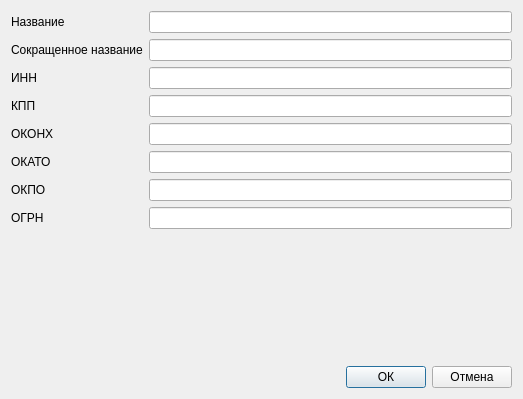
Above: msystem/src/departments/healthfacilityeditdialog.ui from megakoko/m-system before the change. Below: the same form after it.
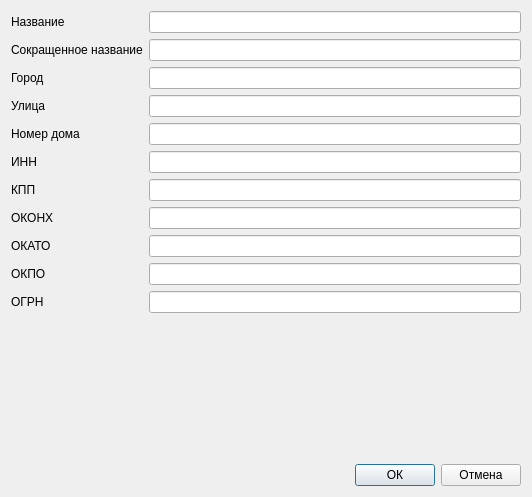
That is the form after the change.

The edit to the form file:
```diff
--- a/msystem/src/departments/healthfacilityeditdialog.ui
+++ b/msystem/src/departments/healthfacilityeditdialog.ui
@@ -6,8 +6,8 @@
    <rect>
     <x>0</x>
     <y>0</y>
-    <width>523</width>
-    <height>399</height>
+    <width>532</width>
+    <height>497</height>
    </rect>
   </property>
   <property name="windowTitle">
@@ -36,7 +36,7 @@
      <item row="1" column="1">
       <widget class="QLineEdit" name="m_shortName"/>
      </item>
-     <item row="2" column="0">
+     <item row="5" column="0">
       <widget class="QLabel" name="label_3">
        <property name="toolTip">
         <string>Идентификационный номер налогоплательщика</string>
@@ -46,7 +46,7 @@
        </property>
       </widget>
      </item>
-     <item row="3" column="0">
+     <item row="6" column="0">
       <widget class="QLabel" name="label_4">
        <property name="toolTip">
         <string>Код причины постановки на учёт</string>
@@ -56,7 +56,7 @@
        </property>
       </widget>
      </item>
-     <item row="4" column="0">
+     <item row="7" column="0">
       <widget class="QLabel" name="label_5">
        <property name="toolTip">
         <string>Общесоюзный классификатор отраслей народного хозяйства</string>
@@ -66,7 +66,7 @@
        </property>
       </widget>
      </item>
-     <item row="5" column="0">
+     <item row="8" column="0">
       <widget class="QLabel" name="label_6">
        <property name="toolTip">
         <string>Общероссийский классификатор объектов административно-территориального деления</string>
@@ -76,7 +76,7 @@
        </property>
       </widget>
      </item>
-     <item row="6" column="0">
+     <item row="9" column="0">
       <widget class="QLabel" name="label_7">
        <property name="toolTip">
         <string>Общероссийский классификатор предприятий и организаций</string>
@@ -86,7 +86,7 @@
        </property>
       </widget>
      </item>
-     <item row="7" column="0">
+     <item row="10" column="0">
       <widget class="QLabel" name="label_8">
        <property name="toolTip">
         <string>Основной государственный регистрационный номер</string>
@@ -96,24 +96,54 @@
        </property>
       </widget>
      </item>
-     <item row="2" column="1">
+     <item row="5" column="1">
       <widget class="QLineEdit" name="m_inn"/>
      </item>
-     <item row="3" column="1">
+     <item row="6" column="1">
       <widget class="QLineEdit" name="m_kpp"/>
      </item>
-     <item row="4" column="1">
+     <item row="7" column="1">
       <widget class="QLineEdit" name="m_okonh"/>
      </item>
-     <item row="5" column="1">
+     <item row="8" column="1">
       <widget class="QLineEdit" name="m_okato"/>
      </item>
-     <item row="6" column="1">
+     <item row="9" column="1">
       <widget class="QLineEdit" name="m_okpo"/>
      </item>
-     <item row="7" column="1">
+     <item row="10" column="1">
       <widget class="QLineEdit" name="m_ogrn"/>
      </item>
+     <item row="2" column="0">
+      <widget class="QLabel" name="label_9">
+       <property name="text">
+        <string>Город</string>
+       </property>
+      </widget>
+     </item>
+     <item row="3" column="0">
+      <widget class="QLabel" name="label_10">
+       <property name="text">
+        <string>Улица</string>
+       </property>
+      </widget>
+     </item>
+     <item row="4" column="0">
+      <widget class="QLabel" name="label_11">
+       <property name="text">
+        <string>Номер дома</string>
+       </property>
+      </widget>
+     </item>
+     <item row="2" column="1">
+      <widget class="QLineEdit" name="m_city"/>
+     </item>
+     <item row="3" column="1">
+      <widget class="QLineEdit" name="m_street"/>
+     </item>
+     <item row="4" column="1">
+      <widget class="QLineEdit" name="m_house"/>
+     </item>
     </layout>
    </item>
    <item>
```
Left out of the diff: 15 changed lines with no effect on the pictures.
